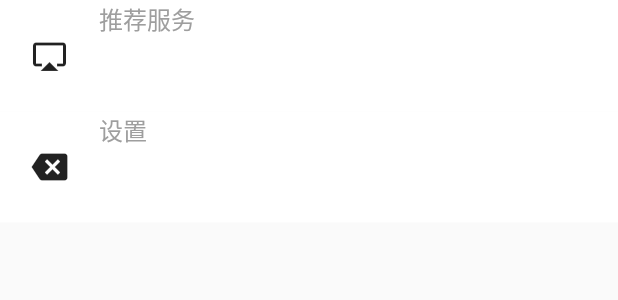
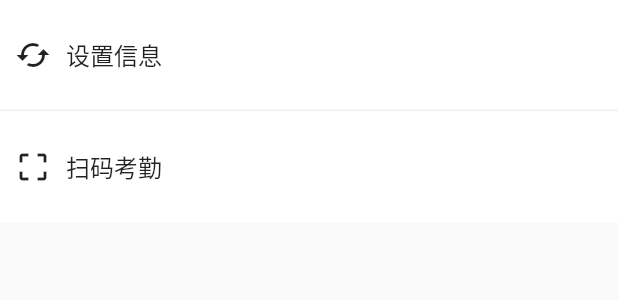
Before and after one commit to pidandan/Flutter-Work, a Flutter app: the MineOperate widget shown alone on an empty page, opened directly, on a phone screen of 412 x 824 dp. Shown: the top 300 px of the screen. Run offline on Flutter 3.47's test engine with Material 2 defaults, Android fonts, the phone set to English and light mode, and no system bars; our stand-ins replace flutter_screenutil.

```diff
--- a/workingHours/lib/pages/mine/mine_operate.dart
+++ b/workingHours/lib/pages/mine/mine_operate.dart
@@ -9,72 +9,53 @@ class MineOperate extends StatefulWidget {
 }
 
 class _MineOperateState extends State<MineOperate> {
-  List mineItemList = [];
   @override
   void initState() {
     super.initState();
-    mineItemList = [
-      {"id": 0, "item": "推荐服务", "type": 0},
-      {"id": 1, "item": "设置", "type": 1}
-    ];
   }
 
   @override
   Widget build(BuildContext context) {
     return Container(
-      child: ListView.builder(
-        itemCount: mineItemList.length,
-        itemBuilder: (context, index) {
-          return _itemInfo(mineItemList[index]);
-        },
-      ),
-    );
-  }
+        child: Column(
+      children: <Widget>[
+        Container(
+          height: ScreenUtil().setHeight(120),
+          // padding: EdgeInsets.symmetric(horizontal: 10),
 
-  Widget _itemInfo(item) {
-    return Container(
-      color: Colors.white,
-      child: Row(
-        children: <Widget>[
-          _leftIcon(item['type']),
-          _rightInfo(item),
-        ],
-      ),
-    );
-  }
-
-  // 左侧icon图标展示
-  Widget _leftIcon(int type) {
-    return Container(
-        height: ScreenUtil().setHeight(120),
-        width: ScreenUtil().setWidth(120),
-        alignment: Alignment.center,
-        child: Icon(type == 0 ? Icons.airplay : Icons.backspace));
-  }
-
-  // 右侧消息的展示布局
-  Widget _rightInfo(item) {
-    return Container(
-        height: ScreenUtil().setHeight(120),
-        width: ScreenUtil().setWidth(630),
-        child: Text(
-           item['item'],
-           style: TextStyle(fontSize: 16, color: Colors.grey),
+          decoration: BoxDecoration(
+            border:
+                Border(bottom: BorderSide(width: 1, color: Colors.grey[200])),
+            color: Colors.white,
+          ),
+          child: Row(
+            children: <Widget>[
+              Container(
+                padding: EdgeInsets.all(10.0),
+                child: Icon(Icons.cached),
+              ),
+              Container(
+                child: Text("设置信息", style: TextStyle(fontSize: 16)),
+              )
+            ],
+          ),
         ),
-        );
-        // decoration: BoxDecoration(
-        //     border:
-        //         Border(bottom: BorderSide(width: 1, color: Colors.grey[200]))),
-        // child: Container(
-        //   height: ScreenUtil().setHeight(70),
-        //   alignment: Alignment.topLeft,
-        //   child: Text(
-        //     item['item'],
-        //     style: TextStyle(fontSize: 16, color: Colors.grey),
-        //     overflow: TextOverflow.ellipsis,
-        //     maxLines: 1,
-        //   ),
-        //  )
-        // );
+        Container(
+          height: ScreenUtil().setHeight(120),
+          color: Colors.white,
+          child: Row(
+            children: <Widget>[
+              Container(
+                padding: EdgeInsets.all(10.0),
+                child: Icon(Icons.crop_free),
+              ),
+              Container(
+                child: Text("扫码考勤", style: TextStyle(fontSize: 16)),
+              )
+            ],
+          ),
+        )
+      ],
+    ));
   }
 }
```
Also changed, not shown: workingHours/lib/main.dart (+8 -5 lines), workingHours/lib/pages/news/news_list.dart (+23 -8 lines), workingHours/lib/pages/newsDetail/detail_page.dart (added, +25 -0 lines), workingHours/lib/routes/route.dart (added, +39 -0 lines).
